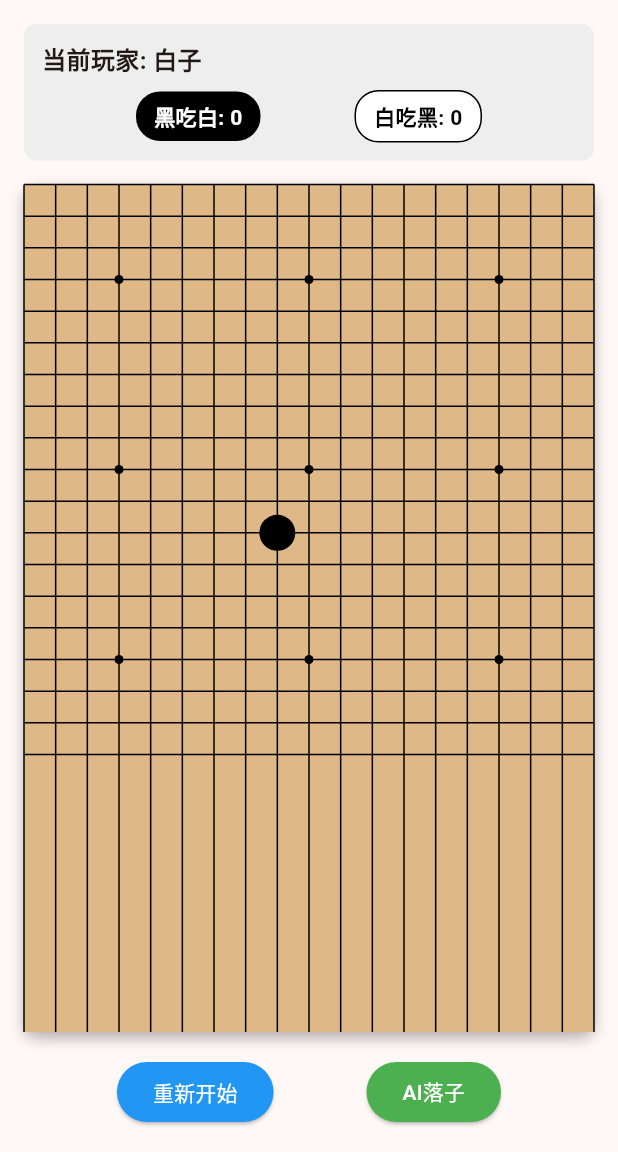
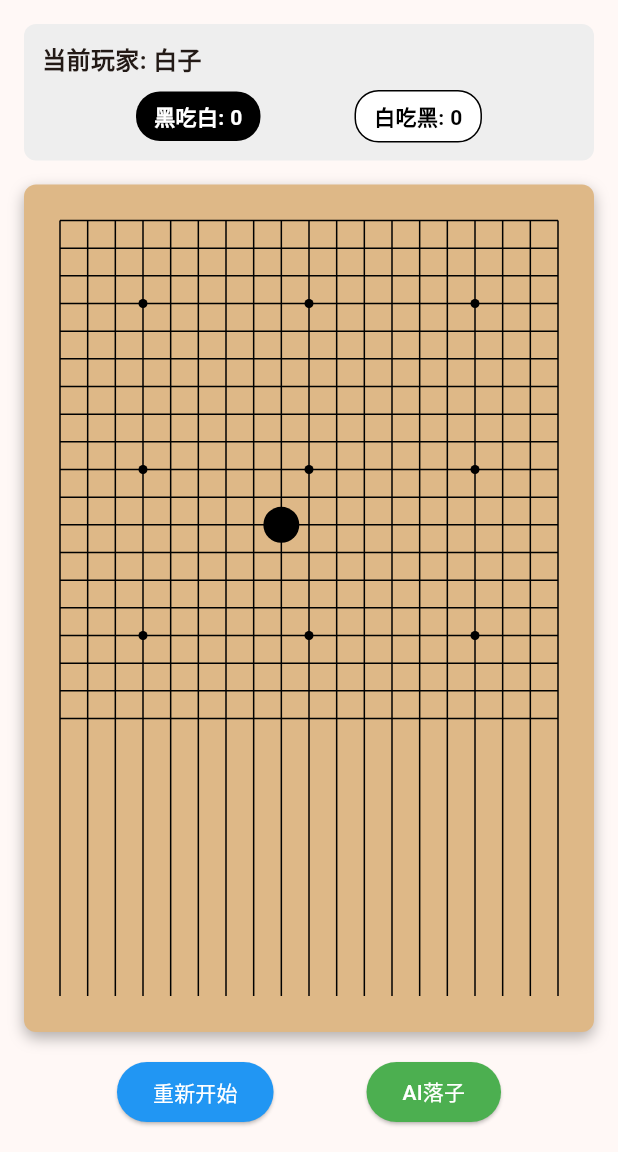
Before and after one commit to chenqi2013/rwkv_go, a Flutter app: the screen it shows after launch, after a tap on "AI落子", on a phone screen of 412 x 824 dp, the part 84-1236 px from its top. Run offline on Flutter 3.47's test engine with Material 3 defaults, Android fonts, the phone set to English and light mode, and no system bars; our stand-ins replace get.

Commit message:
修复棋子最边线显示不全问题

```diff
--- a/lib/widgets/go_board.dart
+++ b/lib/widgets/go_board.dart
@@ -123,6 +123,8 @@ class GoBoard extends StatelessWidget {
       ),
       child: AspectRatio(
         aspectRatio: 1.0,
+        child: Padding(
+          padding: const EdgeInsets.all(12.0), // 为边缘棋子留出空间
           child: Stack(
             children: [
               // 棋盘背景
@@ -139,21 +141,26 @@ class GoBoard extends StatelessWidget {
             ],
           ),
         ),
+      ),
     );
   }
 
   Widget _buildStones() {
     return LayoutBuilder(
       builder: (context, constraints) {
-        double cellSize = constraints.maxWidth / 18;
+        double stoneRadius = 12.0; // 棋子半径
+        double padding = 12.0;
+        double availableSize = constraints.maxWidth - 2 * padding;
+        double cellSize = availableSize / 18;
+
         return Stack(
           children: List.generate(
             19,
             (row) => List.generate(
               19,
               (col) => Positioned(
-                left: col * cellSize - 12,
-                top: row * cellSize - 12,
+                left: padding + col * cellSize - stoneRadius,
+                top: padding + row * cellSize - stoneRadius,
                 child: GestureDetector(
                   onTap: () => _onStoneTap(row, col),
                   child: Container(
@@ -236,13 +243,16 @@ class GoBoardPainter extends CustomPainter {
       ..strokeWidth = 1.0
       ..style = PaintingStyle.stroke;
 
-    double cellSize = size.width / 18;
+    // 考虑到Padding的影响，调整绘制区域
+    double padding = 12.0;
+    double availableSize = size.width - 2 * padding;
+    double cellSize = availableSize / 18;
 
     // 绘制垂直线
     for (int i = 0; i <= 18; i++) {
       canvas.drawLine(
-        Offset(i * cellSize, 0),
-        Offset(i * cellSize, size.height),
+        Offset(padding + i * cellSize, padding),
+        Offset(padding + i * cellSize, size.height - padding),
         paint,
       );
     }
@@ -250,8 +260,8 @@ class GoBoardPainter extends CustomPainter {
     // 绘制水平线
     for (int i = 0; i <= 18; i++) {
       canvas.drawLine(
-        Offset(0, i * cellSize),
-        Offset(size.width, i * cellSize),
+        Offset(padding, padding + i * cellSize),
+        Offset(size.width - padding, padding + i * cellSize),
         paint,
       );
     }
@@ -278,7 +288,7 @@ class GoBoardPainter extends CustomPainter {
 
     for (var point in starPoints) {
       canvas.drawCircle(
-        Offset(point[1] * cellSize, point[0] * cellSize),
+        Offset(padding + point[1] * cellSize, padding + point[0] * cellSize),
         starRadius,
         starPaint,
       );
```
Lines whose indentation alone changed are shown as unchanged.
